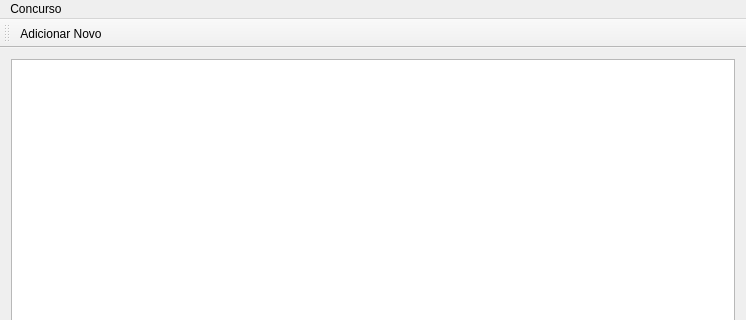
The window that mainwindow.ui (sergiosvieira/qtmind) describes before a commit, drawn with Qt 5; both pictures show x 0 to 746 and y 0 to 320 of the 746 by 478 pixel window.
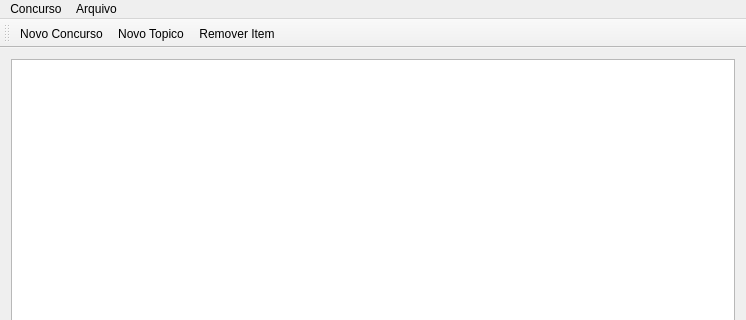
The same window after the commit.

The edit to the form file:
```diff
--- a/mainwindow.ui
+++ b/mainwindow.ui
@@ -26,7 +26,7 @@
      <x>0</x>
      <y>0</y>
      <width>746</width>
-     <height>20</height>
+     <height>22</height>
     </rect>
    </property>
    <widget class="QMenu" name="menuConcruso">
@@ -35,7 +35,15 @@
     </property>
     <addaction name="actionAdicionar_Novo"/>
    </widget>
+   <widget class="QMenu" name="menuArquivo">
+    <property name="title">
+     <string>Arquivo</string>
+    </property>
+    <addaction name="actionCarregar"/>
+    <addaction name="actionSalvar"/>
+   </widget>
    <addaction name="menuConcruso"/>
+   <addaction name="menuArquivo"/>
   </widget>
   <widget class="QStatusBar" name="statusBar"/>
   <widget class="QToolBar" name="mainToolBar">
@@ -46,10 +54,32 @@
     <bool>false</bool>
    </attribute>
    <addaction name="actionAdicionar_Novo"/>
+   <addaction name="actionNovo_Topico"/>
+   <addaction name="actionRemover_Item"/>
   </widget>
   <action name="actionAdicionar_Novo">
    <property name="text">
-    <string>Adicionar Novo</string>
+    <string>Novo Concurso</string>
+   </property>
+  </action>
+  <action name="actionNovo_Topico">
+   <property name="text">
+    <string>Novo Topico</string>
+   </property>
+  </action>
+  <action name="actionRemover_Item">
+   <property name="text">
+    <string>Remover Item</string>
+   </property>
+  </action>
+  <action name="actionCarregar">
+   <property name="text">
+    <string>Carregar</string>
+   </property>
+  </action>
+  <action name="actionSalvar">
+   <property name="text">
+    <string>Salvar</string>
    </property>
   </action>
  </widget>
```
Left out of the diff: 20 changed lines with no effect on the pictures.
